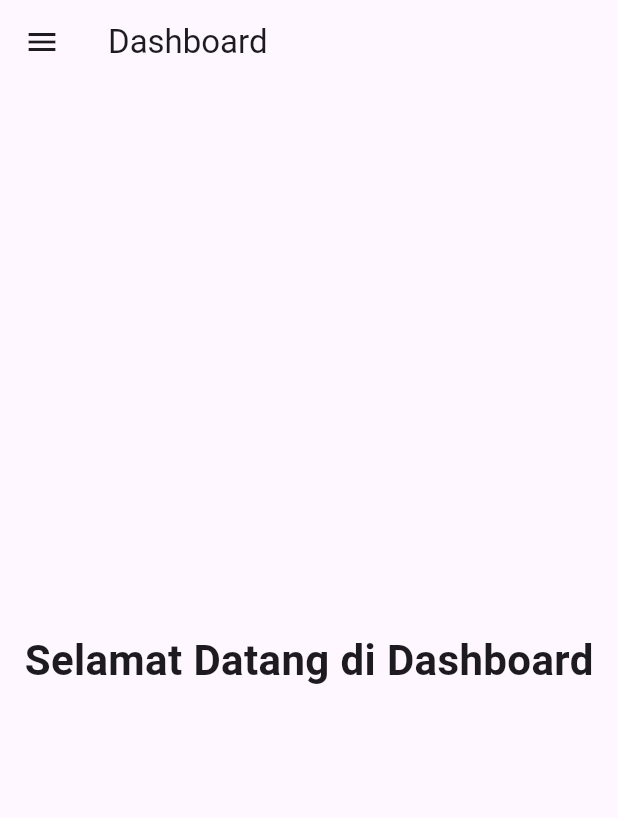
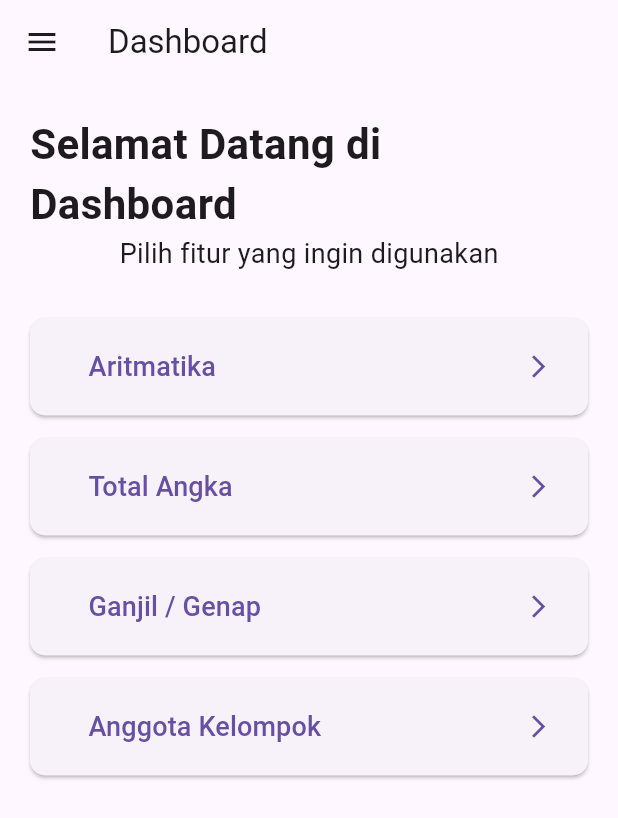
Before and after one commit to Mas-Saka/Tugas_Mobile, a Flutter app: the DashboardPage screen opened by its route, on a phone screen of 412 x 824 dp. Shown: the top 818 px of the screen. Run offline on Flutter 3.47's test engine with Material 3 defaults, Android fonts, the phone set to English and light mode, and no system bars.

Commit message:
Nambah Tampilan di Dashboard

```diff
--- a/lib/pages/dashboard_page.dart
+++ b/lib/pages/dashboard_page.dart
@@ -62,10 +62,127 @@ class DashboardPage extends StatelessWidget {
         ),
       ),
 
-      body: Center(
-        child: Text(
-          'Selamat Datang di Dashboard',
-          style: TextStyle(fontSize: 28, fontWeight: FontWeight.bold),
+      body: Padding(
+        padding: EdgeInsets.all(20),
+        child: Column(
+          children: [
+            Text(
+              'Selamat Datang di Dashboard',
+              style: TextStyle(
+                fontSize: 28,
+                fontWeight: FontWeight.bold,
+                fontFamily: 'Roboto',
+              ),
+            ),
+
+            Text(
+              'Pilih fitur yang ingin digunakan',
+              style: TextStyle(fontSize: 18),
+            ),
+
+            SizedBox(height: 30),
+
+            SizedBox(
+              width: double.infinity,
+              height: 65,
+              child: ElevatedButton(
+                onPressed: () {
+                  Navigator.pushNamed(context, '/Aritmatika');
+                },
+                style: ElevatedButton.styleFrom(
+                  shape: RoundedRectangleBorder(
+                    borderRadius: BorderRadius.circular(10),
+                  ),
+                ),
+                child: Row(
+                  children: [
+                    SizedBox(width: 15),
+                    Text('Aritmatika', style: TextStyle(fontSize: 18)),
+                    Spacer(),
+                    Icon(Icons.arrow_forward_ios),
+                  ],
+                ),
+              ),
+            ),
+
+            SizedBox(height: 15),
+
+            SizedBox(
+              width: double.infinity,
+              height: 65,
+              child: ElevatedButton(
+                style: ElevatedButton.styleFrom(
+                  shape: RoundedRectangleBorder(
+                    borderRadius: BorderRadius.circular(10),
+                  ),
+                ),
+                onPressed: () {
+                  Navigator.pushNamed(
+                    context,
+                    '/Penjumlahan Total Angka Satu Field',
+                  );
+                },
+                child: Row(
+                  children: [
+                    SizedBox(width: 15),
+                    Text('Total Angka', style: TextStyle(fontSize: 18)),
+                    Spacer(),
+                    Icon(Icons.arrow_forward_ios),
+                  ],
+                ),
+              ),
+            ),
+
+            SizedBox(height: 15),
+
+            SizedBox(
+              width: double.infinity,
+              height: 65,
+              child: ElevatedButton(
+                onPressed: () {
+                  Navigator.pushNamed(context, '/ganjil-genap');
+                },
+                style: ElevatedButton.styleFrom(
+                  shape: RoundedRectangleBorder(
+                    borderRadius: BorderRadius.circular(10),
+                  ),
+                ),
+                child: Row(
+                  children: [
+                    SizedBox(width: 15),
+                    Text('Ganjil / Genap', style: TextStyle(fontSize: 18)),
+                    Spacer(),
+                    Icon(Icons.arrow_forward_ios),
+                  ],
+                ),
+              ),
+            ),
+
+            SizedBox(height: 15),
+
+            SizedBox(
+              width: double.infinity,
+              height: 65,
+              child: ElevatedButton(
+                onPressed: () {
+                  Navigator.pushNamed(context, '/anggota');
+                },
+                style: ElevatedButton.styleFrom(
+                  shape: RoundedRectangleBorder(
+                    borderRadius: BorderRadius.circular(10),
+                  ),
+                ),
+                child: Row(
+                  children: [
+                    SizedBox(width: 15),
+                    Text('Anggota Kelompok', style: TextStyle(fontSize: 18)),
+                    Spacer(),
+                    Icon(Icons.arrow_forward_ios),
+                  ],
+                ),
+              ),
+            ),
+          ],
         ),
       ),
     );
```
